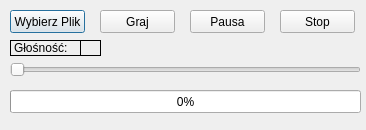
Qt form muzyka.ui (eryk1120/Plaga_gui) before a commit.
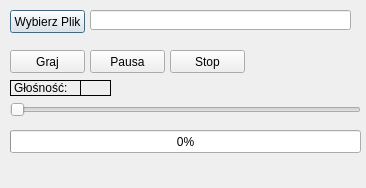
The same form after that commit.

What changed in the file:
```diff
--- a/muzyka.ui
+++ b/muzyka.ui
@@ -7,7 +7,7 @@
     <x>0</x>
     <y>0</y>
     <width>366</width>
-    <height>130</height>
+    <height>188</height>
    </rect>
   </property>
   <property name="windowTitle">
@@ -29,8 +29,8 @@
   <widget class="QPushButton" name="ButGraj">
    <property name="geometry">
     <rect>
-     <x>100</x>
-     <y>10</y>
+     <x>10</x>
+     <y>50</y>
      <width>75</width>
      <height>23</height>
     </rect>
@@ -42,8 +42,8 @@
   <widget class="QPushButton" name="ButPausa">
    <property name="geometry">
     <rect>
-     <x>190</x>
-     <y>10</y>
+     <x>90</x>
+     <y>50</y>
      <width>75</width>
      <height>23</height>
     </rect>
@@ -55,8 +55,8 @@
   <widget class="QPushButton" name="ButStop">
    <property name="geometry">
     <rect>
-     <x>280</x>
-     <y>10</y>
+     <x>170</x>
+     <y>50</y>
      <width>75</width>
      <height>23</height>
     </rect>
@@ -69,7 +69,7 @@
    <property name="geometry">
     <rect>
      <x>10</x>
-     <y>40</y>
+     <y>80</y>
      <width>71</width>
      <height>16</height>
     </rect>
@@ -85,7 +85,7 @@
    <property name="geometry">
     <rect>
      <x>10</x>
-     <y>60</y>
+     <y>100</y>
      <width>351</width>
      <height>19</height>
     </rect>
@@ -107,7 +107,7 @@
    <property name="geometry">
     <rect>
      <x>10</x>
-     <y>90</y>
+     <y>130</y>
      <width>351</width>
      <height>23</height>
     </rect>
@@ -120,8 +120,8 @@
    <property name="geometry">
     <rect>
      <x>80</x>
-     <y>40</y>
-     <width>21</width>
+     <y>80</y>
+     <width>31</width>
      <height>16</height>
     </rect>
    </property>
@@ -132,6 +132,16 @@
     <string/>
    </property>
   </widget>
+  <widget class="QLineEdit" name="lineEdit">
+   <property name="geometry">
+    <rect>
+     <x>90</x>
+     <y>10</y>
+     <width>261</width>
+     <height>20</height>
+    </rect>
+   </property>
+  </widget>
  </widget>
  <resources/>
  <connections/>
```
